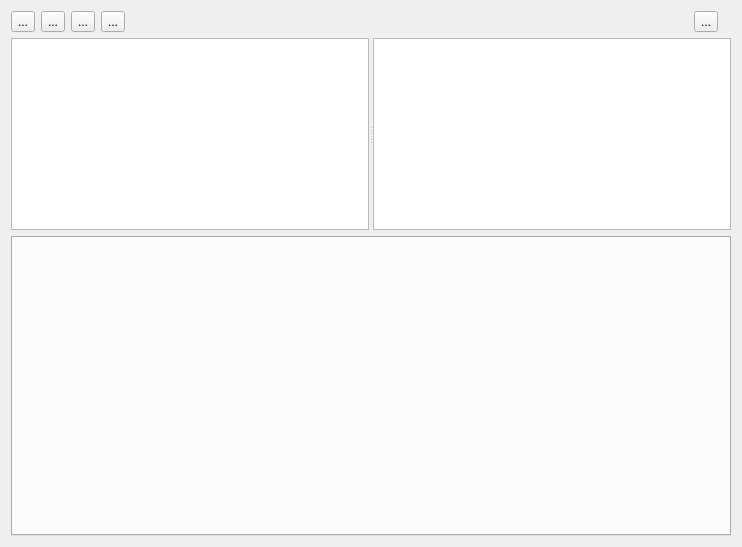
First picture: the form in script_window.ui, repository mikhailKhmel/database_viewer, before the edit.
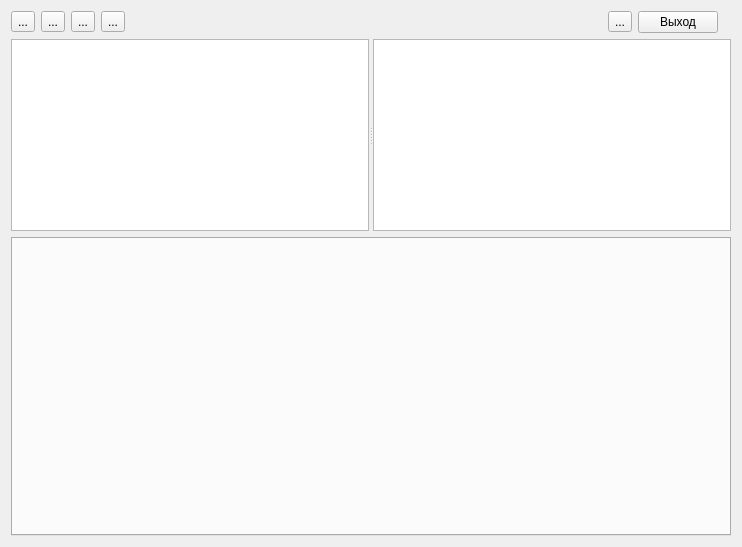
Second picture: the form after the edit. Icons and pictures are not drawn.

```diff
--- a/script_window.ui
+++ b/script_window.ui
@@ -121,6 +121,13 @@
                             </property>
                         </widget>
                     </item>
+     <item>
+      <widget class="QPushButton" name="pushButton">
+       <property name="text">
+        <string>Выход</string>
+       </property>
+      </widget>
+     </item>
                     <item>
                         <widget class="QLabel" name="label">
                             <property name="text">
```
Left out of the diff: 17 changed lines with no effect on the pictures. Lines whose indentation alone changed are shown as unchanged.
